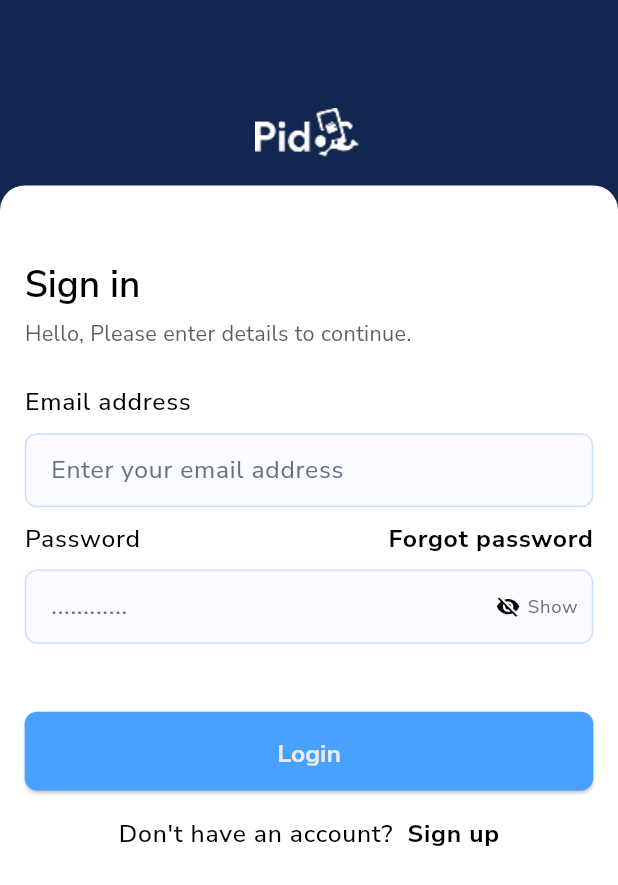
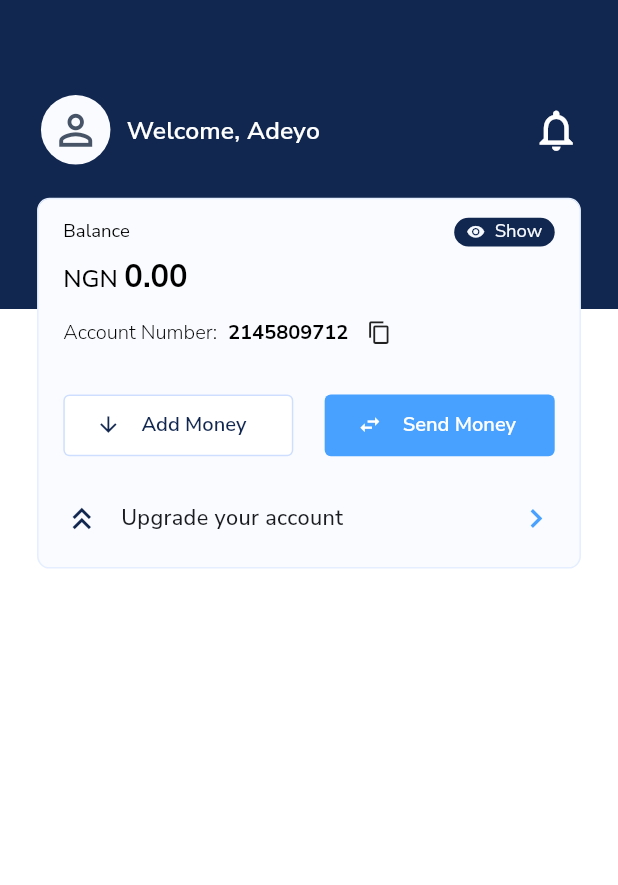
Before and after one commit to adeyopaul/pido, a Flutter app: the screen it shows after launch, on a phone screen of 412 x 824 dp. Shown: the top 885 px of the screen. Run offline on Flutter 3.47's test engine with Material 3 defaults, Android fonts, the phone set to English and light mode, and no system bars; our stand-ins replace flutter_screenutil, flutter_svg, font_awesome_flutter.

Commit message:
feat: homePage

```diff
--- a/lib/core/constants/appColors.dart
+++ b/lib/core/constants/appColors.dart
@@ -34,6 +34,7 @@ class AppColors {
   static const Color textLabelDark = Color(0xFF6E6E6E);
   static const Color textHintLight = Color(0xFF667085);
   static const Color textHintDark = Color(0xFF98A1B2);
+  static const Color textDisplaySmall = Color(0xFFF6F9FF);
   static const Color textNotActiveNavLight = Color(0xFFD8D8D9);
   static const Color textNotActiveNavDark = Color(0xFF6C6F75);
   static const Color textError = Color(0xFFFF4848);
@@ -44,7 +45,7 @@ class AppColors {
   //App Border Colors
   static const Color borderTextFormLight = Color(0xFFCEDEFF);
   static const Color borderTextFormDark = Color(0xFF3C4A66);
-  static const Color borderCardLight = Color(0xFF191B20);
+  static const Color borderCardLight = Color(0xFFE4EEFF);
   static const Color borderCardDark = Color(0xFF2F3238);
   static const Color borderActiveLight = Color(0xFF12274F);
   static const Color borderActiveDark = Color(0xFF3A5AA6);
--- a/lib/core/constants/appSizes.dart
+++ b/lib/core/constants/appSizes.dart
@@ -5,10 +5,23 @@ import 'package:flutter_screenutil/flutter_screenutil.dart';
 ///              SPACING
 /// =======================================
 class AppSpacing {
+  static double xxs = 2.r;
   static double xs = 4.r;
   static double sm = 8.r;
   static double ms = 12.r;
   static double md = 16.r;
+  static double wl = 18.r;
+  static double lg = 24.r;
+  static double xl = 32.r;
+  static double xxl = 48.r;
+}
+
+class AppIcons {
+  static double xs = 4.r;
+  static double sm = 8.r;
+  static double ms = 12.r;
+  static double md = 16.r;
+  static double wl = 18.r;
   static double lg = 24.r;
   static double xl = 32.r;
   static double xxl = 48.r;
@@ -18,7 +31,9 @@ class AppSpacing {
 ///              RADIUS
 /// =======================================
 class AppRadius {
+  static double xsmall = 4.r;
   static double small = 8.r;
+  static double mSmall = 12.r;
   static double medium = 16.r;
   static double large = 24.r;
   static double xlarge = 32.r;
--- a/lib/core/constants/theme/appTheme.dart
+++ b/lib/core/constants/theme/appTheme.dart
@@ -42,6 +42,7 @@ class AppTheme {
       displayMedium: AppTextStyles.headline2.copyWith(
         color: AppColors.textPrimaryLight2,
       ),
+      displaySmall: AppTextStyles.body3.copyWith(color: Colors.black),
       bodyLarge: AppTextStyles.body1.copyWith(
         color: AppColors.textPrimaryLight,
       ),
@@ -51,22 +52,16 @@ class AppTheme {
       labelLarge: AppTextStyles.button.copyWith(
         color: AppColors.textPrimaryLight,
       ),
-      headlineLarge: AppTextStyles.body1.copyWith(color: AppColors.textSecondaryLight, height: 2.0),
-      headlineMedium: AppTextStyles.body1.copyWith(color: AppColors.textCardSubTitleLight),
+      headlineLarge: AppTextStyles.body1.copyWith(
+        color: AppColors.textSecondaryLight,
+        height: 2.0,
+      ),
+      headlineMedium: AppTextStyles.body1.copyWith(
+        color: AppColors.textCardSubTitleLight,
+      ),
+      headlineSmall: AppTextStyles.body4,
     ),
-    // inputDecorationTheme: InputDecorationTheme(
-    //   filled: true,
-    //   fillColor: AppColors.mainCardLight,
-    //   contentPadding: EdgeInsets.all(AppSpacing.md),
-    //   border: OutlineInputBorder(
-    //     borderRadius: BorderRadius.circular(AppRadius.medium),
-    //     borderSide: BorderSide(color: AppColors.borderTextFormLight),
-    //   ),
-    //   focusedBorder: OutlineInputBorder(
-    //     borderRadius: BorderRadius.circular(AppRadius.medium),
-    //     borderSide: BorderSide(color: AppColors.primaryColor),
-    //   ),
-    // ),
+
     elevatedButtonTheme: ElevatedButtonThemeData(
       style: ElevatedButton.styleFrom(
         backgroundColor: AppColors.buttonPrimaryLight,
@@ -120,7 +115,9 @@ class AppTheme {
         color: AppColors.textSecondaryDark,
       ),
       labelLarge: AppTextStyles.button,
-      labelSmall: AppTextStyles.hint2.copyWith(color: AppColors.borderActiveLight),
+      labelSmall: AppTextStyles.hint2.copyWith(
+        color: AppColors.borderActiveLight,
+      ),
     ),
     // inputDecorationTheme: InputDecorationTheme(
     //   filled: true,
--- a/lib/core/constants/theme/textTheme.dart
+++ b/lib/core/constants/theme/textTheme.dart
@@ -31,8 +31,22 @@ class AppTextStyles {
   static TextStyle body2 = TextStyle(
     fontFamily: fontFamily,
     fontSize: 14.sp,
+    fontWeight: FontWeight.w500,
+    height: 2.28,
+  );
+
+  static TextStyle body3 = TextStyle(
+    fontFamily: fontFamily,
+    fontSize: 12.sp,
     fontWeight: FontWeight.w400,
-    height: 2.28,
+    height: 1.2,
+  );
+
+  static TextStyle body4 = TextStyle(
+    fontFamily: fontFamily,
+    fontSize: 13.sp,
+    fontWeight: FontWeight.w300,
+    height: 1.2,
   );
 
   static TextStyle hint1 = TextStyle(
@@ -42,7 +56,7 @@ class AppTextStyles {
     // height: 1.5,
   );
 
-static TextStyle hint2 = TextStyle(
+  static TextStyle hint2 = TextStyle(
     fontFamily: fontFamily,
     // fontSize: 11.sp,
     fontWeight: FontWeight.w400,
--- a/lib/main.dart
+++ b/lib/main.dart
@@ -1,5 +1,6 @@
 import 'package:flutter/material.dart';
 import 'package:flutter_screenutil/flutter_screenutil.dart';
+import 'package:pidoapp/presentation/views/screens/homeScreen.dart';
 import 'package:pidoapp/presentation/views/screens/splashScreen.dart';
 import 'package:pidoapp/routes/appRoutes.dart';
 
@@ -22,7 +23,7 @@ class MyApp extends StatelessWidget {
         return MaterialApp(
           title: 'Flutter ScreenUtil Demo',
           debugShowCheckedModeBanner: false,
-          home: Splashscreen(),
+          home: Homescreen(),
           theme: AppTheme.lightTheme,
           darkTheme: AppTheme.darkTheme,
           themeMode: ThemeMode.system,
--- /dev/null
+++ b/lib/presentation/views/screens/homeScreen.dart
@@ -0,0 +1,251 @@
+import 'package:flutter/material.dart';
+import 'package:flutter_screenutil/flutter_screenutil.dart';
+import 'package:pidoapp/core/constants/appColors.dart';
+import 'package:pidoapp/core/constants/appSizes.dart';
+import 'package:pidoapp/presentation/widgets/smallerButton.dart';
+
+import '../../widgets/appButton.dart';
+
+class Homescreen extends StatelessWidget {
+  const Homescreen({super.key});
+
+  @override
+  Widget build(BuildContext context) {
+    final Size screenSize = MediaQuery.of(context).size;
+    final width = MediaQuery.of(context).size.width;
+    final height = MediaQuery.of(context).size.height;
+    return Scaffold(
+      body: Stack(
+        children: [
+          Column(
+            children: [
+              Container(
+                height: height * 0.25,
+                color: AppColors.primaryColor,
+                child: Row(
+                  mainAxisAlignment: MainAxisAlignment.spaceBetween,
+                  children: [
+                    Padding(
+                      padding: EdgeInsets.only(bottom: AppSpacing.xxl),
+                      child: Row(
+                        children: [
+                          Padding(
+                            padding: EdgeInsets.only(
+                              top: AppSpacing.md,
+                              // bottom: AppSpacing.xxl,
+                              left: AppSpacing.lg,
+                            ),
+                            child: Container(
+                              width: 45.w,
+                              height: 45.h,
+                              decoration: BoxDecoration(
+                                color: AppColors.mainCardLight,
+                                shape: BoxShape.circle,
+                              ),
+                              child: Icon(
+                                Icons.person_outline,
+                                size: AppSpacing.xl,
+                                color: AppColors.iconSecondaryLight,
+                              ),
+                            ),
+                          ),
+                          Padding(
+                            padding: EdgeInsets.only(
+                              top: AppSpacing.wl,
+                              left: AppSpacing.sm,
+                            ),
+                            child: Text(
+                              'Welcome, Adeyo',
+                              style: Theme.of(context).textTheme.labelLarge
+                                  ?.copyWith(
+                                    color: Theme.of(
+                                      context,
+                                    ).colorScheme.onPrimary,
+                                  ),
+                            ),
+                          ),
+                        ],
+                      ),
+                    ),
+                    Padding(
+                      padding: EdgeInsets.only(
+                        bottom: AppSpacing.xl,
+                        right: AppSpacing.lg,
+                      ),
+                      child: Icon(
+                        Icons.notifications_none_outlined,
+                        size: AppSpacing.xl,
+                        color: Theme.of(context).colorScheme.onPrimary,
+                      ),
+                    ),
+                  ],
+                ),
+              ),
+              Container(
+                height: height * 0.75,
+                color: AppColors.backgroundLight,
+              ),
+            ],
+          ),
+          Positioned(
+            top: height * 0.16,
+            left: AppSpacing.lg,
+            right: AppSpacing.lg,
+            child: Container(
+              height: height * 0.3,
+              width: double.infinity,
+              decoration: BoxDecoration(
+                border: Border.all(color: AppColors.borderCardLight),
+                borderRadius: BorderRadius.all(
+                  Radius.circular(AppRadius.small),
+                ),
+                color: AppColors.mainCardLight,
+              ),
+              child: Padding(
+                padding: EdgeInsets.symmetric(
+                  horizontal: AppSpacing.md,
+                  vertical: AppSpacing.ms,
+                ),
+                child: Column(
+                  crossAxisAlignment: CrossAxisAlignment.start,
+                  children: [
+                    Row(
+                      mainAxisAlignment: MainAxisAlignment.spaceBetween,
+                      children: [
+                        Text(
+                          'Balance',
+                          style: Theme.of(context).textTheme.displaySmall,
+                        ),
+                        Container(
+                          decoration: BoxDecoration(
+                            color: AppColors.primaryColor,
+                            borderRadius: BorderRadius.all(
+                              Radius.circular(AppRadius.medium),
+                            ),
+                          ),
+                          child: Padding(
+                            padding: EdgeInsets.symmetric(
+                              vertical: AppSpacing.xxs,
+                              horizontal: AppSpacing.sm,
+                            ),
+                            child: Row(
+                              children: [
+                                Icon(
+                                  Icons.visibility,
+                                  color: AppColors.textDisplaySmall,
+                                  size: AppIcons.ms,
+                                ),
+                                Text(
+                                  '  Show',
+                                  style: Theme.of(context)
+                                      .textTheme
+                                      .displaySmall
+                                      ?.copyWith(
+                                        color: AppColors.textDisplaySmall,
+                                      ),
+                                ),
+                              ],
+                            ),
+                          ),
+                        ),
+                      ],
+                    ),
+                    RichText(
+                      text: TextSpan(
+                        style: Theme.of(context).textTheme.headlineMedium
+                            ?.copyWith(
+                              color: AppColors.primaryColor,
+                              fontWeight: FontWeight.bold,
+                            ),
+                        children: [
+                          TextSpan(
+                            text: 'NGN ',
+                            style: Theme.of(context).textTheme.headlineLarge
+                                ?.copyWith(color: AppColors.textPrimaryLight),
+                          ),
+                          TextSpan(
+                            text: '0.00',
+                            style: Theme.of(context).textTheme.headlineLarge
+                                ?.copyWith(
+                                  color: AppColors.textPrimaryLight,
+                                  fontSize: 20.sp,
+                                  fontWeight: FontWeight.w700,
+                                ),
+                          ),
+                        ],
+                      ),
+                    ),
+                    Padding(
+                      padding: EdgeInsets.only(top: AppSpacing.sm),
+                      child: Row(
+                        children: [
+                          Text(
+                            'Account Number:',
+                            style: Theme.of(context).textTheme.headlineSmall,
+                          ),
+                          Text(
+                            '  2145809712',
+                            style: Theme.of(context).textTheme.headlineSmall
+                                ?.copyWith(fontWeight: FontWeight.w700),
+                          ),
+                          SizedBox(width: AppSpacing.ms),
+                          Icon(Icons.copy_outlined, size: AppIcons.md),
+                        ],
+                      ),
+                    ),
+                    SizedBox(height: AppSpacing.xl),
+                    Row(
+                      mainAxisAlignment: MainAxisAlignment.spaceBetween,
+                      children: [
+                        Smallerbutton(
+                          width: 134.w,
+                          height: 40.h,
+                          title: 'Add Money',
+                          onPressed: () {},
+                          buttonIcon: Icons.arrow_downward_outlined,
+                          isFilled: false,
+                        ),
+                        Smallerbutton(
+                          width: 134.w,
+                          height: 40.h,
+                          title: 'Send Money',
+                          onPressed: () {},
+                          buttonIcon: Icons.swap_horiz_outlined,
+                          isFilled: true,
+                        ),
+                      ],
+                    ),
+                    SizedBox(height: AppSpacing.lg),
+                    Row(
+                      children: [
+                        Icon(
+                          Icons.keyboard_double_arrow_up,
+                          color: AppColors.primaryColor,
+                          size: AppIcons.lg,
+                        ),
+                        SizedBox(width: 12.w),
+                        Text(
+                          'Upgrade your account',
+                          style: Theme.of(context).textTheme.bodyMedium
+                              ?.copyWith(
+                                color: AppColors.textCardSubTitleLight,
+                              ),
+                        ),
+                        Spacer(),
+                        Icon(
+                          Icons.keyboard_arrow_right_outlined,
+                          color: AppColors.textBlue,
+                          size: AppIcons.lg,
+                        ),
+                      ],
+                    ),
+                  ],
+                ),
+              ),
+            ),
+          ),
+        ],
+      ),
+    );
+  }
+}
--- a/lib/presentation/views/screens/signIn.dart
+++ b/lib/presentation/views/screens/signIn.dart
@@ -6,6 +6,7 @@ import 'package:pidoapp/core/constants/appSizes.dart';
 import 'package:pidoapp/core/constants/images.dart';
 import 'package:pidoapp/core/constants/theme/textTheme.dart';
 import 'package:pidoapp/presentation/views/screens/forgottenPassword.dart';
+import 'package:pidoapp/presentation/views/screens/homeScreen.dart';
 import 'package:pidoapp/presentation/views/screens/signUp.dart';
 import 'package:pidoapp/presentation/widgets/appButton.dart';
 import 'package:pidoapp/presentation/widgets/textFormField.dart';
@@ -119,7 +120,16 @@ class Signin extends StatelessWidget {
                       ),
                     ),
                     SizedBox(height: 32.h),
-                    Elevatedbutton(buttonTitle: 'Login', buttonFunction: () {}),
+                    Elevatedbutton(
+                      buttonTitle: 'Login',
+                      buttonFunction: () {
+                        Navigator.pushAndRemoveUntil(
+                          context,
+                          MaterialPageRoute(builder: (context) => Homescreen()),
+                          (route) => false,
+                        );
+                      },
+                    ),
                     SizedBox(height: 16.h),
                     Row(
                       mainAxisAlignment: MainAxisAlignment.center,
@@ -129,13 +139,11 @@ class Signin extends StatelessWidget {
                           style: Theme.of(context).textTheme.bodyLarge,
                         ),
                         GestureDetector(
-                          onTap: (){
+                          onTap: () {
                             Navigator.pushAndRemoveUntil(
                               context,
-                              MaterialPageRoute(
-                                builder: (context) => Signup(),
-                              ),
-                                  (Route<dynamic> route) => false,
+                              MaterialPageRoute(builder: (context) => Signup()),
+                              (Route<dynamic> route) => false,
                             );
                           },
                           child: Text(
--- a/lib/presentation/widgets/circularProgress.dart
+++ b/lib/presentation/widgets/circularProgress.dart
@@ -31,14 +31,12 @@ class CircularStepIndicator extends StatelessWidget {
       child: Stack(
         alignment: Alignment.center,
         children: [
-          /// Background Circle
           CircularProgressIndicator(
             value: 1,
             strokeWidth: strokeWidth,
             valueColor: AlwaysStoppedAnimation(backgroundColor),
           ),
 
-          /// Active Progress Circle
           CircularProgressIndicator(
             value: progress,
             strokeWidth: strokeWidth,
@@ -46,7 +44,6 @@ class CircularStepIndicator extends StatelessWidget {
             backgroundColor: Colors.transparent,
           ),
 
-          /// Inner Circle (same logic as CircleAvatar radius)
           CircleAvatar(
             radius: innerRadius, // 15.36
             backgroundColor: Colors.white,
--- /dev/null
+++ b/lib/presentation/widgets/smallerButton.dart
@@ -0,0 +1,70 @@
+import 'package:flutter/material.dart';
+import 'package:flutter_screenutil/flutter_screenutil.dart';
+import 'package:font_awesome_flutter/font_awesome_flutter.dart';
+import 'package:pidoapp/core/constants/appColors.dart';
+import 'package:pidoapp/core/constants/appSizes.dart';
+
+class Smallerbutton extends StatelessWidget {
+  final double width;
+  final double height;
+  final String title;
+  final bool isFilled;
+  final VoidCallback onPressed;
+  final IconData buttonIcon;
+
+  const Smallerbutton({
+    super.key,
+    required this.width,
+    required this.height,
+    required this.title,
+    required this.isFilled,
+    required this.onPressed,
+    required this.buttonIcon,
+  });
+
+  @override
+  Widget build(BuildContext context) {
+    return Container(
+      width: width,
+      height: height,
+      child: FilledButton(
+        style: FilledButton.styleFrom(
+          shape: RoundedRectangleBorder(
+            side: isFilled
+                ? BorderSide.none
+                : BorderSide(color: AppColors.borderTextFormLight),
+            borderRadius: BorderRadius.circular(AppRadius.xsmall),
+          ),
+          backgroundColor: isFilled
+              ? AppColors.buttonPrimaryLight
+              : AppColors.backgroundLight,
+        ),
+        onPressed: () {},
+        child: Row(
+          children: [
+            FaIcon(
+              buttonIcon,
+              size: AppIcons.md,
+              color: isFilled
+                  ? AppColors.backgroundLight
+                  : AppColors.primaryColor,
+            ),
+            SizedBox(width: 12.w),
+            Text(
+              title,
+              style: isFilled
+                  ? Theme.of(context).textTheme.headlineSmall?.copyWith(
+                      color: AppColors.backgroundLight,
+                      fontWeight: FontWeight.w600,
+                    )
+                  : Theme.of(context).textTheme.headlineSmall?.copyWith(
+                      color: AppColors.primaryColor,
+                      fontWeight: FontWeight.w600,
+                    ),
+            ),
+          ],
+        ),
+      ),
+    );
+  }
+}
--- a/pubspec.yaml
+++ b/pubspec.yaml
@@ -37,6 +37,7 @@ dependencies:
   flutter_screenutil: ^5.9.3
   flutter_native_splash: ^2.4.7
   flutter_svg: ^2.2.2
+  font_awesome_flutter: ^10.12.0
 
 dev_dependencies:
   flutter_test:
```
Also changed, not shown: pubspec.lock.
